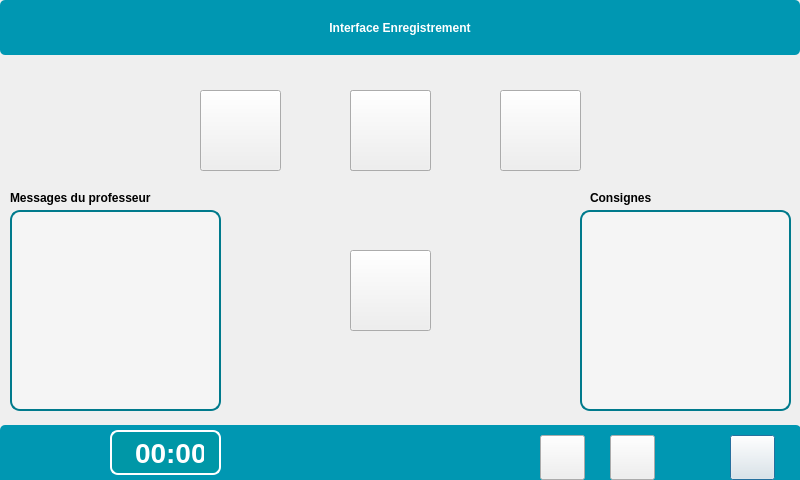
First picture: the form in InterfaceEleve/interfaceenregistrement.ui, repository Sam-Depardieu/Labo-de-langue, before the edit.
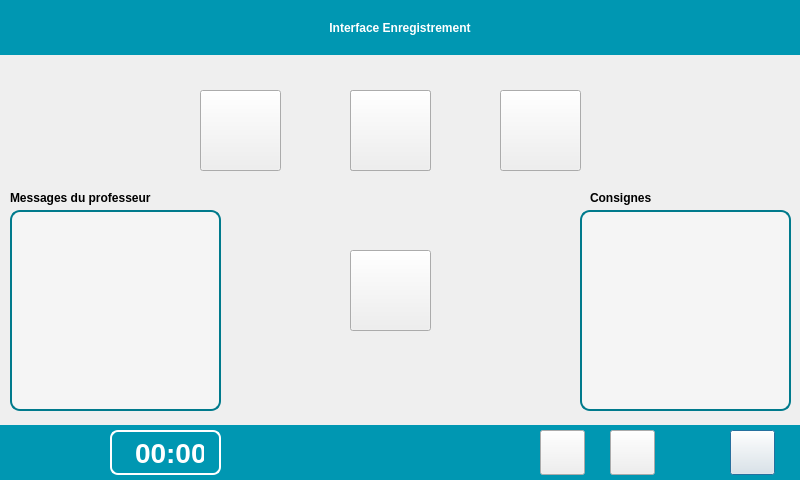
Second picture: the form after the edit. Icons and pictures are not drawn.

```diff
--- a/InterfaceEleve/interfaceenregistrement.ui
+++ b/InterfaceEleve/interfaceenregistrement.ui
@@ -17,7 +17,7 @@
    <property name="geometry">
     <rect>
      <x>730</x>
-     <y>435</y>
+     <y>430</y>
      <width>45</width>
      <height>45</height>
     </rect>
@@ -52,7 +52,7 @@
    <property name="geometry">
     <rect>
      <x>610</x>
-     <y>435</y>
+     <y>430</y>
      <width>45</width>
      <height>45</height>
     </rect>
@@ -94,13 +94,10 @@
     </rect>
    </property>
    <property name="styleSheet">
-    <string notr="true">QPushButton {
-    background-color: rgb(0, 151, 178); /* Fond bleu */
+    <string notr="true">background-color: rgb(0, 151, 178); /* Fond bleu */
     color: white; /* Texte en blanc */
     border: none; /* Enlever le contour si nécessaire */
-    border-radius: 5px; /* Optionnel : coins arrondis */
-    font-weight: bold; /* Optionnel : texte en gras */
-}</string>
+    font-weight: bold; /* Optionnel : texte en gras */</string>
    </property>
    <property name="text">
     <string/>
@@ -180,7 +177,7 @@
    <property name="geometry">
     <rect>
      <x>540</x>
-     <y>435</y>
+     <y>430</y>
      <width>45</width>
      <height>45</height>
     </rect>
@@ -339,7 +336,7 @@
    </property>
    <property name="styleSheet">
     <string notr="true">QLabel {
-    background-color: #0097a7; /* même ton bleu-vert que ta barre */
+    background-color: rgb(0, 151, 178); /* même ton bleu-vert que ta barre */
     color: white;
     border: 2px solid white;
     border-radius: 8px;
@@ -368,7 +365,6 @@
     <string notr="true">background-color: rgb(0, 151, 178); /* Fond bleu */
     color: white; /* Texte en blanc */
     border: none; /* Enlever le contour si nécessaire */
-    border-radius: 5px; /* Optionnel : coins arrondis */
     font-weight: bold; /* Optionnel : texte en gras */</string>
    </property>
    <property name="text">
```
